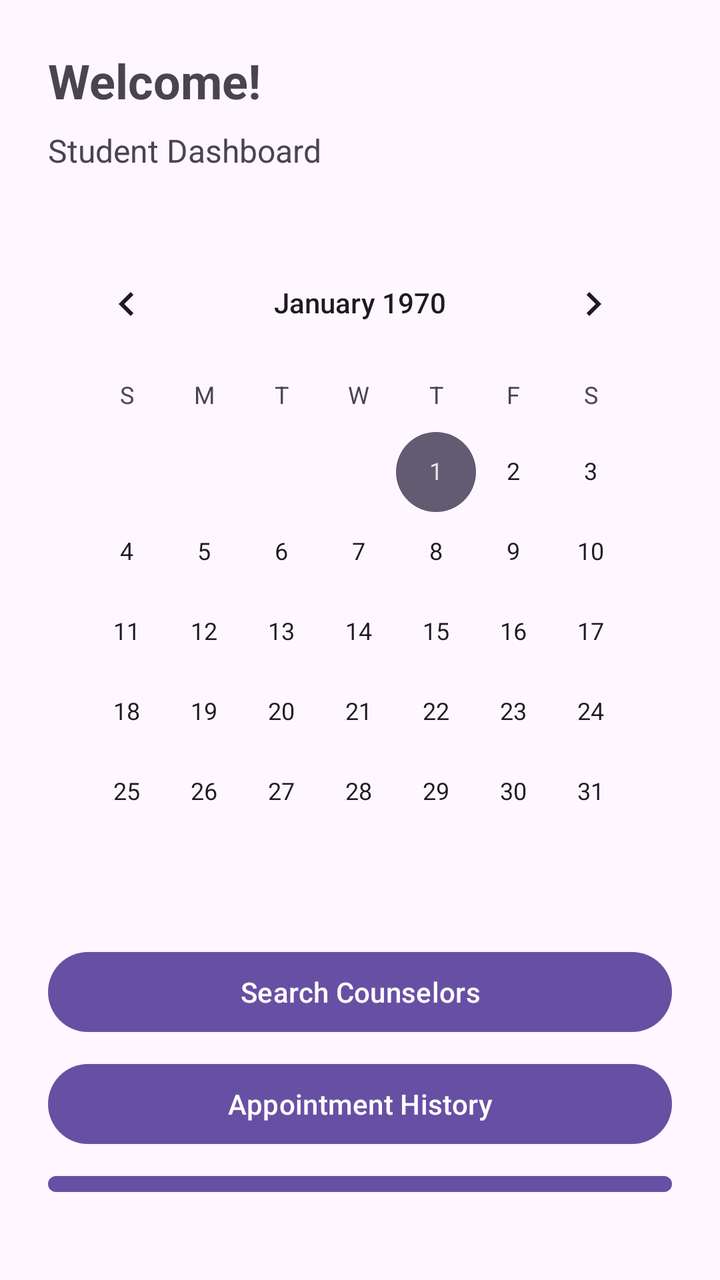
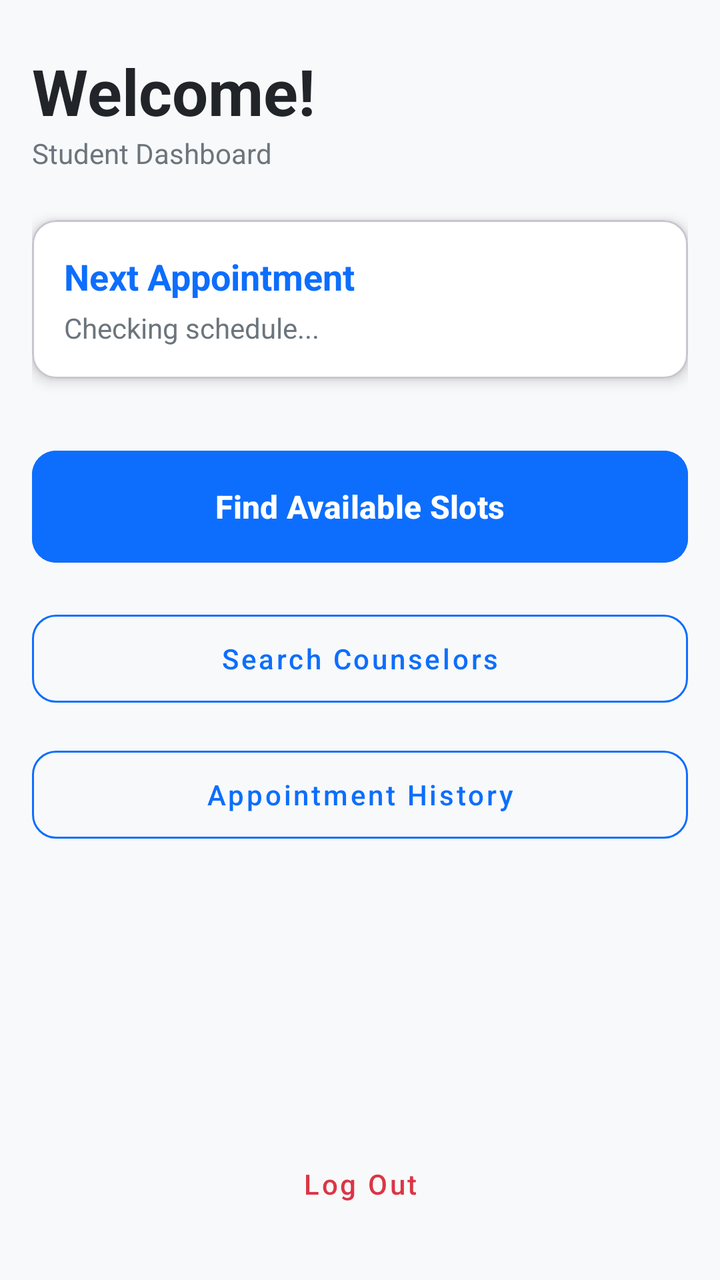

Two renders of the same Android screen: before a commit and after it. Below are the layout's source before the change and the commit's diff.
<!-- AndroidManifest.xml: application theme Theme.CounsellingApp -->
<!-- res/layout/activity_student_dashboard.xml -->
<?xml version="1.0" encoding="utf-8"?>
<LinearLayout xmlns:android="http://schemas.android.com/apk/res/android"
    android:layout_width="match_parent"
    android:layout_height="match_parent"
    android:orientation="vertical"
    android:padding="24dp"
    android:gravity="center_vertical">

    <TextView
        android:id="@+id/tvWelcome"
        android:text="Welcome!"
        android:textSize="24sp"
        android:textStyle="bold"
        android:layout_width="wrap_content"
        android:layout_height="wrap_content"
        android:layout_marginBottom="8dp"/>

    <TextView
        android:id="@+id/tvRole"
        android:text="Student Dashboard"
        android:textSize="16sp"
        android:layout_width="wrap_content"
        android:layout_height="wrap_content"
        android:layout_marginBottom="32dp"/>

    <CalendarView
        android:id="@+id/calendarView"
        android:layout_width="match_parent"
        android:layout_height="wrap_content"
        android:layout_marginBottom="16dp" />

    <Button
        android:id="@+id/btnSearchCounselors"

        android:layout_width="match_parent"
        android:layout_height="wrap_content"
        android:text="Search Counselors"
        android:layout_marginBottom="8dp"/>

    <Button
        android:id="@+id/btnAppointmentHistory"
        android:layout_width="match_parent"
        android:layout_height="wrap_content"
        android:text="Appointment History"
        android:layout_marginBottom="8dp"/>

    <Button
        android:id="@+id/btnViewSlots"
        android:text="Find Available Slots"
        android:layout_width="match_parent"
        android:layout_height="wrap_content"
        android:layout_marginBottom="16dp"/>

    <Button
        android:id="@+id/btnLogout"
        android:text="Log Out"
        android:layout_width="match_parent"
        android:layout_height="wrap_content"/>

</LinearLayout>
<!-- resources referenced by this layout -->
<resources>
  <style name="Theme.CounsellingApp" parent="Base.Theme.CounsellingApp" />
  <style name="Base.Theme.CounsellingApp" parent="Theme.Material3.DayNight.NoActionBar">
          
          
      </style>
</resources>

<!-- the commit's change to res/layout/activity_student_dashboard.xml (unified diff, before → after) -->
@@ -1,60 +1,122 @@
 <?xml version="1.0" encoding="utf-8"?>
 <LinearLayout xmlns:android="http://schemas.android.com/apk/res/android"
+    xmlns:app="http://schemas.android.com/apk/res-auto"
     android:layout_width="match_parent"
     android:layout_height="match_parent"
     android:orientation="vertical"
-    android:padding="24dp"
-    android:gravity="center_vertical">
+    android:padding="16dp"
+    android:background="#F8F9FA">
 
+    
     <TextView
         android:id="@+id/tvWelcome"
-        android:text="Welcome!"
-        android:textSize="24sp"
-        android:textStyle="bold"
         android:layout_width="wrap_content"
         android:layout_height="wrap_content"
-        android:layout_marginBottom="8dp"/>
+        android:text="Welcome!"
+        android:textSize="32sp"
+        android:textStyle="bold"
+        android:textColor="#212529"
+        android:layout_marginTop="8dp"/>
 
     <TextView
         android:id="@+id/tvRole"
-        android:text="Student Dashboard"
-        android:textSize="16sp"
         android:layout_width="wrap_content"
         android:layout_height="wrap_content"
-        android:layout_marginBottom="32dp"/>
+        android:text="Student Dashboard"
+        android:textSize="14sp"
+        android:textColor="#6C757D"
+        android:layout_marginBottom="24dp"/>
 
-    <CalendarView
-        android:id="@+id/calendarView"
+    
+    <com.google.android.material.card.MaterialCardView
         android:layout_width="match_parent"
         android:layout_height="wrap_content"
-        android:layout_marginBottom="16dp" />
+        android:layout_marginBottom="32dp"
+        app:cardCornerRadius="12dp"
+        app:cardElevation="4dp"
+        app:cardBackgroundColor="@android:color/white">
 
-    <Button
-        android:id="@+id/btnSearchCounselors"
+        <LinearLayout
+            android:layout_width="match_parent"
+            android:layout_height="wrap_content"
+            android:orientation="vertical"
+            android:padding="16dp">
 
+            <TextView
+                android:layout_width="wrap_content"
+                android:layout_height="wrap_content"
+                android:text="Next Appointment"
+                android:textSize="18sp"
+                android:textStyle="bold"
+                android:textColor="#0D6EFD"/>
+
+            <TextView
+                android:id="@+id/tvNextApptDetails"
+                android:layout_width="wrap_content"
+                android:layout_height="wrap_content"
+                android:text="Checking schedule..."
+                android:textSize="14sp"
+                android:textColor="#6C757D"
+                android:layout_marginTop="4dp"/>
+        </LinearLayout>
+    </com.google.android.material.card.MaterialCardView>
+
+    
+    <LinearLayout
+        android:layout_width="match_parent"
+        android:layout_height="0dp"
+        android:layout_weight="1"
+        android:orientation="vertical">
+
+        
+        <com.google.android.material.button.MaterialButton
+            android:id="@+id/btnViewSlots"
+            android:layout_width="match_parent"
+            android:layout_height="64dp"
+            android:text="Find Available Slots"
+            android:textAllCaps="false"
+            android:textSize="16sp"
+            android:textStyle="bold"
+            app:cornerRadius="12dp"
+            android:backgroundTint="#0D6EFD"
+            android:layout_marginBottom="16dp"/>
+
+        
+        <com.google.android.material.button.MaterialButton
+            android:id="@+id/btnSearchCounselors"
+            style="@style/Widget.MaterialComponents.Button.OutlinedButton"
+            android:layout_width="match_parent"
+            android:layout_height="56dp"
+            android:text="Search Counselors"
+            android:textAllCaps="false"
+            app:cornerRadius="12dp"
+            app:strokeColor="#0D6EFD"
+            android:textColor="#0D6EFD"
+            android:layout_marginBottom="12dp"/>
+
+        <com.google.android.material.button.MaterialButton
+            android:id="@+id/btnAppointmentHistory"
+            style="@style/Widget.MaterialComponents.Button.OutlinedButton"
+            android:layout_width="match_parent"
+            android:layout_height="56dp"
+            android:text="Appointment History"
+            android:textAllCaps="false"
+            app:cornerRadius="12dp"
+            app:strokeColor="#0D6EFD"
+            android:textColor="#0D6EFD"
+            android:layout_marginBottom="12dp"/>
+
+    </LinearLayout>
+
+    
+    <com.google.android.material.button.MaterialButton
+        android:id="@+id/btnLogout"
+        style="@style/Widget.MaterialComponents.Button.TextButton"
         android:layout_width="match_parent"
         android:layout_height="wrap_content"
-        android:text="Search Counselors"
+        android:text="Log Out"
+        android:textAllCaps="false"
+        android:textColor="#DC3545"
         android:layout_marginBottom="8dp"/>
 
-    <Button
-        android:id="@+id/btnAppointmentHistory"
-        android:layout_width="match_parent"
-        android:layout_height="wrap_content"
-        android:text="Appointment History"
-        android:layout_marginBottom="8dp"/>
-
-    <Button
-        android:id="@+id/btnViewSlots"
-        android:text="Find Available Slots"
-        android:layout_width="match_parent"
-        android:layout_height="wrap_content"
-        android:layout_marginBottom="16dp"/>
-
-    <Button
-        android:id="@+id/btnLogout"
-        android:text="Log Out"
-        android:layout_width="match_parent"
-        android:layout_height="wrap_content"/>
-
 </LinearLayout>
